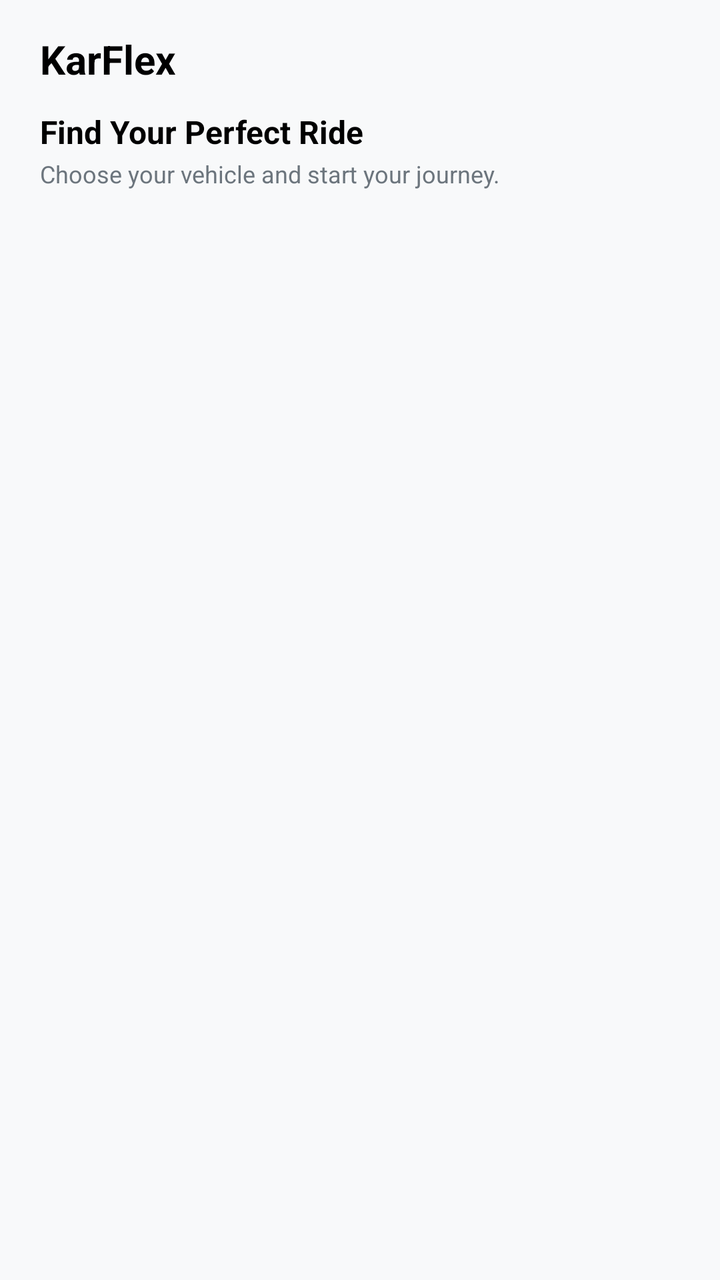
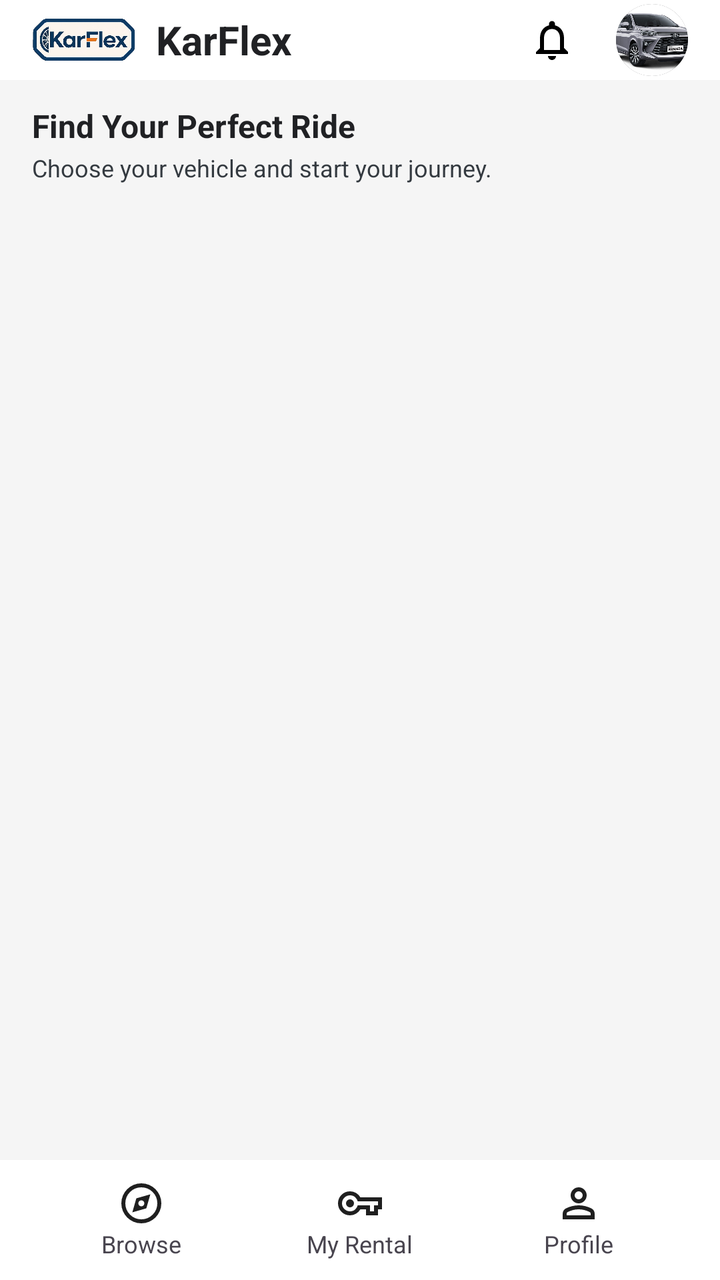

An Android layout rendered at two revisions. The XML below is the earlier revision; the diff shows what the commit changed to produce the second picture.
<!-- AndroidManifest.xml: application theme Theme.KarFlex -->
<!-- res/layout/activity_home.xml -->
<?xml version="1.0" encoding="utf-8"?>
<androidx.constraintlayout.widget.ConstraintLayout xmlns:android="http://schemas.android.com/apk/res/android"
    xmlns:app="http://schemas.android.com/apk/res-auto"
    android:layout_width="match_parent"
    android:layout_height="match_parent"
    android:background="#F8F9FA">

    <TextView
        android:id="@+id/tvHomeBrand"
        android:layout_width="wrap_content"
        android:layout_height="wrap_content"
        android:text="KarFlex"
        android:textSize="20sp"
        android:textStyle="bold"
        android:textColor="#000000"
        app:layout_constraintTop_toTopOf="parent"
        app:layout_constraintStart_toStartOf="parent"
        android:layout_marginStart="20dp"
        android:layout_marginTop="16dp" />

    <TextView
        android:id="@+id/tvFindRide"
        android:layout_width="wrap_content"
        android:layout_height="wrap_content"
        android:text="Find Your Perfect Ride"
        android:textSize="16sp"
        android:textStyle="bold"
        android:textColor="#000000"
        app:layout_constraintTop_toBottomOf="@id/tvHomeBrand"
        app:layout_constraintStart_toStartOf="parent"
        android:layout_marginStart="20dp"
        android:layout_marginTop="12dp" />

    <TextView
        android:id="@+id/tvFindSubtitle"
        android:layout_width="wrap_content"
        android:layout_height="wrap_content"
        android:text="Choose your vehicle and start your journey."
        android:textSize="12sp"
        android:textColor="#6C757D"
        app:layout_constraintTop_toBottomOf="@id/tvFindRide"
        app:layout_constraintStart_toStartOf="parent"
        android:layout_marginStart="20dp"
        android:layout_marginTop="2dp" />

    <androidx.recyclerview.widget.RecyclerView
        android:id="@+id/rvVehicles"
        android:layout_width="0dp"
        android:layout_height="0dp"
        android:padding="16dp"
        app:layout_constraintTop_toBottomOf="@id/tvFindSubtitle"
        app:layout_constraintBottom_toBottomOf="parent"
        app:layout_constraintStart_toStartOf="parent"
        app:layout_constraintEnd_toEndOf="parent"
        android:layout_marginTop="8dp" />

</androidx.constraintlayout.widget.ConstraintLayout>
<!-- resources referenced by this layout -->
<resources>
  <style name="Theme.KarFlex" parent="Base.Theme.KarFlex" />
  <style name="Base.Theme.KarFlex" parent="Theme.Material3.DayNight.NoActionBar">
  
          <item name="android:colorBackground">@color/neutral_color</item>
  
      </style>
  <color name="neutral_color">#F5F5F5</color>
</resources>

<!-- the commit's change to res/layout/activity_home.xml (unified diff, before → after) -->
@@ -3,20 +3,16 @@
     xmlns:app="http://schemas.android.com/apk/res-auto"
     android:layout_width="match_parent"
     android:layout_height="match_parent"
-    android:background="#F8F9FA">
-
-    <TextView
-        android:id="@+id/tvHomeBrand"
-        android:layout_width="wrap_content"
-        android:layout_height="wrap_content"
-        android:text="KarFlex"
-        android:textSize="20sp"
-        android:textStyle="bold"
-        android:textColor="#000000"
-        app:layout_constraintTop_toTopOf="parent"
-        app:layout_constraintStart_toStartOf="parent"
-        android:layout_marginStart="20dp"
-        android:layout_marginTop="16dp" />
+    android:background="@color/neutral_color">
+
+    <include
+        android:id="@+id/appBar"
+        layout="@layout/layout_app_bar"
+        android:layout_width="match_parent"
+        android:layout_height="wrap_content"
+        app:layout_constraintStart_toStartOf="parent"
+        app:layout_constraintEnd_toEndOf="parent"
+        app:layout_constraintTop_toTopOf="parent"/>
 
     <TextView
         android:id="@+id/tvFindRide"
@@ -25,10 +21,10 @@
         android:text="Find Your Perfect Ride"
         android:textSize="16sp"
         android:textStyle="bold"
-        android:textColor="#000000"
-        app:layout_constraintTop_toBottomOf="@id/tvHomeBrand"
-        app:layout_constraintStart_toStartOf="parent"
-        android:layout_marginStart="20dp"
+        android:textColor="@color/primary_color"
+        app:layout_constraintTop_toBottomOf="@id/appBar"
+        app:layout_constraintStart_toStartOf="parent"
+        android:layout_marginStart="16dp"
         android:layout_marginTop="12dp" />
 
     <TextView
@@ -37,10 +33,10 @@
         android:layout_height="wrap_content"
         android:text="Choose your vehicle and start your journey."
         android:textSize="12sp"
-        android:textColor="#6C757D"
+        android:textColor="@color/secondary_color"
         app:layout_constraintTop_toBottomOf="@id/tvFindRide"
         app:layout_constraintStart_toStartOf="parent"
-        android:layout_marginStart="20dp"
+        android:layout_marginStart="16dp"
         android:layout_marginTop="2dp" />
 
     <androidx.recyclerview.widget.RecyclerView
@@ -49,9 +45,175 @@
         android:layout_height="0dp"
         android:padding="16dp"
         app:layout_constraintTop_toBottomOf="@id/tvFindSubtitle"
-        app:layout_constraintBottom_toBottomOf="parent"
+        app:layout_constraintBottom_toTopOf="@id/bottomNavigationBar"
         app:layout_constraintStart_toStartOf="parent"
         app:layout_constraintEnd_toEndOf="parent"
-        android:layout_marginTop="8dp" />
+        android:layout_marginTop="8dp"/>
+
+    <include
+        android:id="@+id/bottomNavigationBar"
+        layout="@layout/layout_bottom_navigation_bar"
+        android:layout_width="match_parent"
+        android:layout_height="60dp"
+        app:layout_constraintStart_toStartOf="parent"
+        app:layout_constraintEnd_toEndOf="parent"
+        app:layout_constraintBottom_toBottomOf="parent"/>
 
 </androidx.constraintlayout.widget.ConstraintLayout>
+<!-- res/layout/layout_app_bar.xml (included above) -->
+<?xml version="1.0" encoding="utf-8"?>
+<LinearLayout
+    xmlns:android="http://schemas.android.com/apk/res/android"
+    android:layout_width="match_parent"
+    android:layout_height="64dp"
+    android:orientation="horizontal"
+    android:paddingStart="16dp"
+    android:paddingEnd="16dp"
+    android:background="@color/white">
+
+    <LinearLayout
+        android:id="@+id/llNameApp"
+        android:layout_width="wrap_content"
+        android:layout_height="match_parent"
+        android:orientation="horizontal">
+
+        <ImageView
+            android:id="@+id/ivKarFlexLogo"
+            android:layout_width="52dp"
+            android:layout_height="52dp"
+            android:src="@drawable/karflex_logo"
+            android:scaleType="fitCenter"
+            android:layout_gravity="center_vertical"
+            android:contentDescription="KarFlex Logo"/>
+
+        <TextView
+            android:id="@+id/tvAppName"
+            android:layout_width="wrap_content"
+            android:layout_height="wrap_content"
+            android:text="KarFlex"
+            android:layout_marginStart="10dp"
+            android:layout_gravity="center_vertical"
+            android:textSize="20sp"
+            android:textStyle="bold"
+            android:textColor="@color/primary_color"/>
+
+    </LinearLayout>
+
+    <View
+        android:layout_width="0dp"
+        android:layout_height="match_parent"
+        android:layout_weight="1"/>
+
+    <ImageButton
+        android:id="@+id/btnNotifications"
+        android:layout_width="40dp"
+        android:layout_height="40dp"
+        android:layout_gravity="center_vertical"
+        android:background="?attr/selectableItemBackgroundBorderless"
+        android:src="@drawable/baseline_notifications_none_24"
+        android:scaleType="centerInside"
+        android:padding="8dp"
+        android:clickable="true"
+        android:focusable="true"
+        android:contentDescription="Notifications"/>
+    
+    <ImageView
+        android:id="@+id/ivPhotoProfile"
+        android:layout_width="36dp"
+        android:layout_height="36dp"
+        android:layout_marginStart="12dp"
+        android:layout_gravity="center_vertical"
+        android:src="@drawable/avanza"
+        android:scaleType="centerCrop"
+        android:clipToOutline="true"
+        android:clickable="true"
+        android:focusable="true"
+        android:background="@drawable/bg_avatar_circle"/>
+
+</LinearLayout>
+<!-- res/layout/layout_bottom_navigation_bar.xml (included above) -->
+<?xml version="1.0" encoding="utf-8"?>
+<LinearLayout
+    xmlns:android="http://schemas.android.com/apk/res/android"
+    android:layout_width="match_parent"
+    android:layout_height="60dp"
+    android:orientation="horizontal"
+    android:paddingStart="16dp"
+    android:paddingEnd="16dp"
+    android:layout_gravity="bottom"
+    android:gravity="center_vertical"
+    android:background="@color/white">
+
+    <LinearLayout
+        android:id="@+id/llBrowseIcon"
+        android:layout_width="0dp"
+        android:layout_height="wrap_content"
+        android:layout_weight="1"
+        android:orientation="vertical">
+
+        <ImageButton
+            android:layout_gravity="center_horizontal"
+            android:background="@android:color/transparent"
+            android:layout_width="wrap_content"
+            android:layout_height="wrap_content"
+            android:scaleType="fitCenter"
+            android:src="@drawable/ic_explore"/>
+
+        <TextView
+            android:layout_width="wrap_content"
+            android:layout_height="wrap_content"
+            android:layout_gravity="center_horizontal"
+            android:text="Browse"
+            android:textSize="12sp"/>
+
+    </LinearLayout>
+
+    <LinearLayout
+        android:id="@+id/llMyRentalIcon"
+        android:layout_width="0dp"
+        android:layout_height="wrap_content"
+        android:layout_weight="1"
+        android:orientation="vertical">
+
+        <ImageButton
+            android:layout_gravity="center_horizontal"
+            android:background="@android:color/transparent"
+            android:layout_width="wrap_content"
+            android:layout_height="wrap_content"
+            android:scaleType="fitCenter"
+            android:src="@drawable/ic_key"/>
+
+        <TextView
+            android:layout_width="wrap_content"
+            android:layout_height="wrap_content"
+            android:layout_gravity="center_horizontal"
+            android:text="My Rental"
+            android:textSize="12sp"/>
+
+    </LinearLayout>
+
+    <LinearLayout
+        android:id="@+id/llProfileIcon"
+        android:layout_width="0dp"
+        android:layout_height="wrap_content"
+        android:layout_weight="1"
+        android:orientation="vertical">
+
+        <ImageButton
+            android:layout_gravity="center_horizontal"
+            android:background="@android:color/transparent"
+            android:layout_width="wrap_content"
+            android:layout_height="wrap_content"
+            android:scaleType="fitCenter"
+            android:src="@drawable/ic_person"/>
+
+        <TextView
+            android:layout_width="wrap_content"
+            android:layout_height="wrap_content"
+            android:layout_gravity="center_horizontal"
+            android:text="Profile"
+            android:textSize="12sp"/>
+
+    </LinearLayout>
+
+</LinearLayout>
<!-- resource entries referenced after the edit -->
@@ -7,5 +7,55 @@
   
       </style>
   <color name="neutral_color">#F5F5F5</color>
+  <color name="primary_color">#202124</color>
+  <color name="secondary_color">#343A40</color>
+  <color name="white">#FFFFFF</color>
+  <!-- drawable avanza: jpg bitmap (drawable, 96523 bytes) -->
+  <!-- drawable baseline_notifications_none_24 (drawable) -->
+  <vector xmlns:android="http://schemas.android.com/apk/res/android" android:height="24dp" android:tint="#000000" android:viewportHeight="24" android:viewportWidth="24" android:width="24dp">
+        
+      <path android:fillColor="@android:color/white" android:pathData="M12,22c1.1,0 2,-0.9 2,-2h-4c0,1.1 0.9,2 2,2zM18,16v-5c0,-3.07 -1.63,-5.64 -4.5,-6.32L13.5,4c0,-0.83 -0.67,-1.5 -1.5,-1.5s-1.5,0.67 -1.5,1.5v0.68C7.64,5.36 6,7.92 6,11v5l-2,2v1h16v-1l-2,-2zM16,17L8,17v-6c0,-2.48 1.51,-4.5 4,-4.5s4,2.02 4,4.5v6z"/>
+      
+  </vector>
+  <!-- drawable bg_avatar_circle (drawable) -->
+  <?xml version="1.0" encoding="utf-8"?>
+  <shape
+      xmlns:android="http://schemas.android.com/apk/res/android"
+      android:shape="oval">
+  
+      <solid android:color="@color/primary_color"/>
+  
+  </shape>
+  <!-- drawable ic_explore (drawable) -->
+  <vector xmlns:android="http://schemas.android.com/apk/res/android"
+      android:width="24dp"
+      android:height="24dp"
+      android:viewportWidth="24"
+      android:viewportHeight="24">
+    <path
+        android:pathData="M7.5,16.5l7,-2l2,-7l-7,2l-2,7ZM12,13.5q-0.63,0 -1.06,-0.44T10.5,12t0.44,-1.06T12,10.5t1.06,0.44T13.5,12t-0.44,1.06T12,13.5ZM12,22q-2.07,0 -3.9,-0.79q-1.82,-0.79 -3.17,-2.14Q3.58,17.73 2.79,15.9T2,12Q2,9.92 2.79,8.1Q3.58,6.27 4.93,4.93Q6.28,3.57 8.1,2.79Q9.93,2 12,2t3.9,0.79t3.17,2.14q1.35,1.35 2.14,3.17Q22,9.92 22,12t-0.79,3.9t-2.14,3.17q-1.35,1.35 -3.17,2.14T12,22ZM12,20q3.33,0 5.66,-2.34T20,12q0,-3.33 -2.34,-5.66T12,4Q8.68,4 6.34,6.34T4,12t2.34,5.66T12,20ZM12,12Z"
+        android:fillColor="#1f1f1f"/>
+  </vector>
+  <!-- drawable ic_key (drawable) -->
+  <vector xmlns:android="http://schemas.android.com/apk/res/android"
+      android:width="24dp"
+      android:height="24dp"
+      android:viewportWidth="24"
+      android:viewportHeight="24">
+    <path
+        android:pathData="M7,18q-2.5,0 -4.25,-1.75T1,12T2.75,7.75T7,6q1.65,0 3.03,0.82T12.2,9L23,9v6L21,15v3L15,18L15,15L12.2,15q-0.8,1.35 -2.18,2.18T7,18ZM7,16q1.65,0 2.65,-1.01q1,-1.01 1.2,-1.99L17,13v3h2L19,13h2L21,11L10.85,11q-0.2,-0.98 -1.2,-1.99T7,8T4.18,9.17T3,12t1.17,2.82T7,16ZM7,14q0.83,0 1.41,-0.59T9,12T8.41,10.59Q7.83,10 7,10T5.59,10.59Q5,11.18 5,12t0.59,1.41T7,14ZM7,12Z"
+        android:fillColor="#1f1f1f"/>
+  </vector>
+  <!-- drawable ic_person (drawable) -->
+  <vector xmlns:android="http://schemas.android.com/apk/res/android"
+      android:width="24dp"
+      android:height="24dp"
+      android:viewportWidth="24"
+      android:viewportHeight="24">
+    <path
+        android:pathData="M9.18,10.83Q8,9.65 8,8T9.18,5.18T12,4t2.83,1.18T16,8t-1.17,2.82T12,12T9.18,10.83ZM4,20L4,17.2q0,-0.85 0.44,-1.56q0.44,-0.71 1.16,-1.09q1.55,-0.78 3.15,-1.16T12,13t3.25,0.39t3.15,1.16q0.72,0.38 1.16,1.09T20,17.2L20,20L4,20ZM6,18L18,18L18,17.2q0,-0.27 -0.14,-0.5q-0.14,-0.22 -0.36,-0.35q-1.35,-0.68 -2.72,-1.01T12,15T9.23,15.34T6.5,16.35Q6.28,16.48 6.14,16.7Q6,16.93 6,17.2L6,18ZM13.41,9.41Q14,8.82 14,8T13.41,6.59T12,6T10.59,6.59Q10,7.18 10,8t0.59,1.41T12,10t1.41,-0.59ZM12,8ZM12,18Z"
+        android:fillColor="#1f1f1f"/>
+  </vector>
+  <!-- drawable karflex_logo: png bitmap (drawable, 287417 bytes) -->
 </resources>
 
